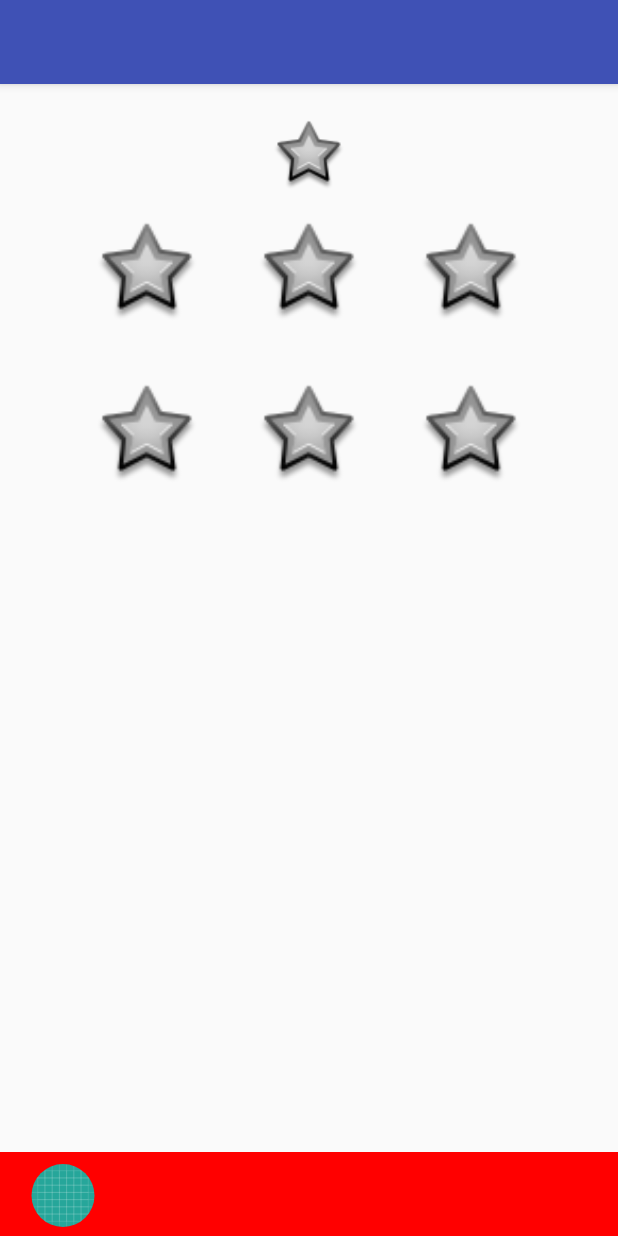
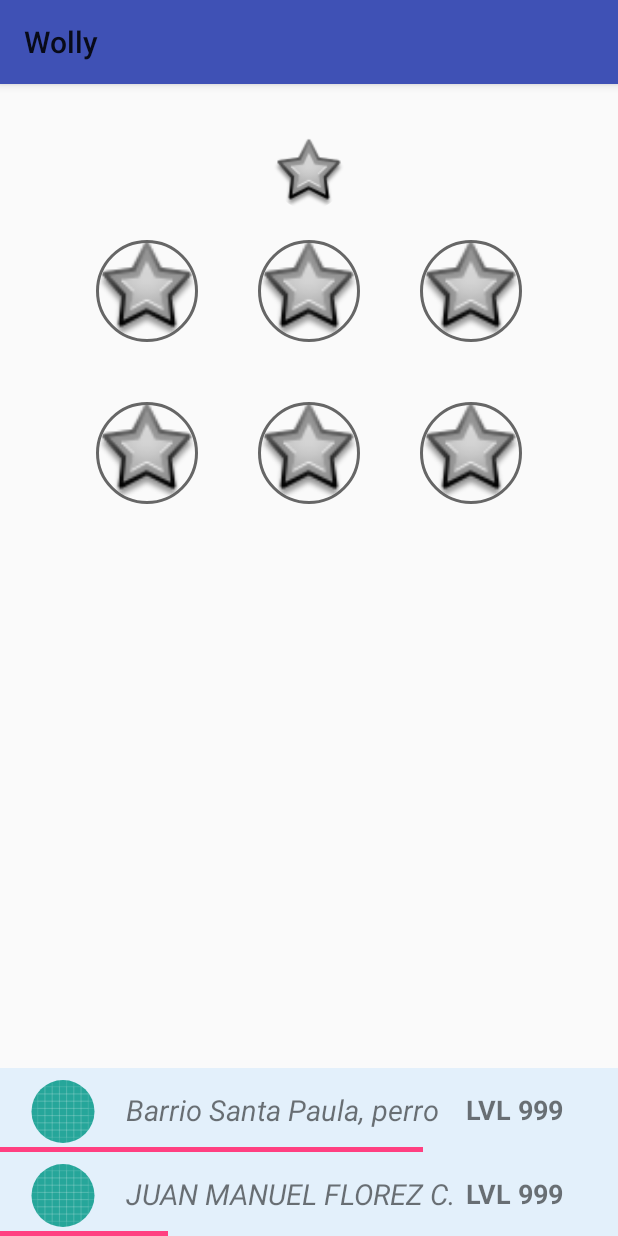
Before and after one commit to coldblade2000/WollyApp, an Android app: the PickRecyclable screen opened directly, with no data from a screen before it, on a phone screen of 412 x 824 dp. Run offline under Robolectric (Android 15) with nearby library versions, the phone set to English and light mode, and no system bars; our stand-ins replace CircleImageView; pictures from the network do not load.

Commit message:
Añadi clases genericas de Barrio y Profile.

```diff
--- a/app/src/main/AndroidManifest.xml
+++ b/app/src/main/AndroidManifest.xml
@@ -8,7 +8,7 @@
         android:label="@string/app_name"
         android:roundIcon="@mipmap/ic_launcher_round"
         android:supportsRtl="true"
-        android:theme="@style/Theme.AppCompat.Light.NoActionBar">
+        android:theme="@style/WolleyTheme">
         <activity android:name=".LoginActivity"></activity>
         <activity android:name=".PickRecyclable" />
     </application>
--- /dev/null
+++ b/app/src/main/java/com/snk/wolly/wolly/Barrio.java
@@ -0,0 +1,4 @@
+package com.snk.wolly.wolly;
+
+public class Barrio {
+}
--- a/app/src/main/java/com/snk/wolly/wolly/PickRecyclable.java
+++ b/app/src/main/java/com/snk/wolly/wolly/PickRecyclable.java
@@ -2,17 +2,56 @@ package com.snk.wolly.wolly;
 
 import android.support.v7.app.AppCompatActivity;
 import android.os.Bundle;
+import android.support.v7.widget.Toolbar;
+import android.util.DisplayMetrics;
+import android.view.View;
+import android.view.ViewGroup;
+import android.widget.FrameLayout;
+import android.widget.ImageView;
+import android.widget.RelativeLayout;
 
 import com.google.android.gms.auth.api.signin.GoogleSignInAccount;
 
+import de.hdodenhof.circleimageview.CircleImageView;
+
 public class PickRecyclable extends AppCompatActivity {
     public static final String GOOGLE_ACCOUNT = "google_account";
-
+    Toolbar toolbar;
+    CircleImageView ivRecycleLogo,ivBottle, ivPaper, ivCap,ivTetrapak, ivGlassBottle, ivBaterias, ivBarrioMain, ivProfileMain;
+    FrameLayout flBarrioProgressMain, flProfileProgressMain;
+    RelativeLayout rvProfileMain, rvBarrioMain;
 
     @Override
     protected void onCreate(Bundle savedInstanceState) {
         super.onCreate(savedInstanceState);
         setContentView(R.layout.activity_pick_recyclable);
+        toolbar = (Toolbar) findViewById(R.id.my_toolbar);
+        setSupportActionBar(toolbar);
+
+        ivRecycleLogo = (CircleImageView) findViewById(R.id.ivRecycleLogo);
+        ivBottle= (CircleImageView) findViewById(R.id.ivBottle);
+        ivPaper = (CircleImageView) findViewById(R.id.ivPaper);
+        ivCap = (CircleImageView) findViewById(R.id.ivCap);
+        ivTetrapak = (CircleImageView) findViewById(R.id.ivTetrapak);
+        ivGlassBottle = (CircleImageView) findViewById(R.id.ivGlassBottle);
+        ivBaterias = (CircleImageView) findViewById(R.id.ivBaterias);
+        ivBarrioMain = (CircleImageView) findViewById(R.id.ivBarrioMain);
+        ivProfileMain = (CircleImageView) findViewById(R.id.ivProfileMain);
+
+        flBarrioProgressMain = findViewById(R.id.flBarrioProgressMain);
+        flProfileProgressMain = findViewById(R.id.flProfileProgressMain);
+
+        rvBarrioMain = findViewById(R.id.rvBarrioMain);
+        rvProfileMain = findViewById(R.id.rvProfileMain);
+
+        DisplayMetrics displayMetrics = getApplicationContext().getResources().getDisplayMetrics();
+        float dpWidth = displayMetrics.widthPixels;
+
+
+
+        setMargins(flBarrioProgressMain, 0,0,0,0);
+
+
     }
     private void setDataOnView() {
         GoogleSignInAccount googleSignInAccount = getIntent().getParcelableExtra(GOOGLE_ACCOUNT);
@@ -20,4 +59,12 @@ public class PickRecyclable extends AppCompatActivity {
         profileName.setText(googleSignInAccount.getDisplayName());
         profileEmail.setText(googleSignInAccount.getEmail());*/
     }
+    private void setMargins (View view, int left, int top, int right, int bottom) {
+        if (view.getLayoutParams() instanceof ViewGroup.MarginLayoutParams) {
+            ViewGroup.MarginLayoutParams p = (ViewGroup.MarginLayoutParams) view.getLayoutParams();
+
+            p.setMargins(left, top, right, bottom);
+            view.requestLayout();
+        }
+    }
 }
--- /dev/null
+++ b/app/src/main/java/com/snk/wolly/wolly/Profile.java
@@ -0,0 +1,5 @@
+package com.snk.wolly.wolly;
+
+public class Profile {
+
+}
--- a/app/src/main/res/layout/activity_pick_recyclable.xml
+++ b/app/src/main/res/layout/activity_pick_recyclable.xml
@@ -13,18 +13,18 @@
         android:layout_height="?attr/actionBarSize"
         android:background="?attr/colorPrimary"
         android:elevation="4dp"
-        android:theme="@style/AppTheme"
         app:layout_constraintTop_toTopOf="parent"
         app:popupTheme="@style/ThemeOverlay.AppCompat.Light"
         tools:layout_editor_absoluteX="0dp" />
 
-    <ImageView
+    <de.hdodenhof.circleimageview.CircleImageView
         android:id="@+id/ivRecycleLogo"
         android:layout_width="48dp"
         android:layout_height="48dp"
         android:layout_marginEnd="24dp"
         android:layout_marginStart="24dp"
-        android:layout_marginTop="24dp"
+        android:layout_marginTop="36dp"
+        android:visibility="visible"
         app:layout_constraintEnd_toEndOf="parent"
         app:layout_constraintStart_toStartOf="parent"
         app:layout_constraintTop_toBottomOf="@+id/my_toolbar"
@@ -44,20 +44,47 @@
             android:layout_height="match_parent"
             android:orientation="vertical">
 
-            <ImageView
+            <de.hdodenhof.circleimageview.CircleImageView
                 android:id="@+id/ivBottle"
                 android:layout_width="108dp"
                 android:layout_height="108dp"
                 android:padding="20dp"
-
+                app:civ_border_color="#666666"
+                app:civ_border_width="2dp"
                 android:src="@android:drawable/star_big_off" />
 
-            <ImageView
+            <de.hdodenhof.circleimageview.CircleImageView
                 android:id="@+id/ivPaper"
                 android:layout_width="108dp"
                 android:layout_height="108dp"
                 android:padding="20dp"
 
+                android:src="@android:drawable/star_big_off"
+                app:civ_border_color="#666666"
+                app:civ_border_width="2dp" />
+
+        </LinearLayout>
+
+        <LinearLayout
+            android:layout_width="wrap_content"
+            android:layout_height="match_parent"
+            android:orientation="vertical">
+
+            <de.hdodenhof.circleimageview.CircleImageView
+                android:id="@+id/ivCap"
+                android:layout_width="108dp"
+                android:layout_height="108dp"
+                android:padding="20dp"
+                app:civ_border_color="#666666"
+                app:civ_border_width="2dp"
+                android:src="@android:drawable/star_big_off" />
+            <de.hdodenhof.circleimageview.CircleImageView
+                android:id="@+id/ivTetrapak"
+                android:layout_width="108dp"
+                android:layout_height="108dp"
+                android:padding="20dp"
+                app:civ_border_color="#666666"
+                app:civ_border_width="2dp"
                 android:src="@android:drawable/star_big_off" />
 
         </LinearLayout>
@@ -67,41 +94,21 @@
             android:layout_height="match_parent"
             android:orientation="vertical">
 
-            <ImageView
-                android:id="@+id/ivCap"
-                android:layout_width="108dp"
-                android:layout_height="108dp"
-                android:padding="20dp"
-
-                android:src="@android:drawable/star_big_off" />
-            <ImageView
-                android:id="@+id/ivTetrapak"
-                android:layout_width="108dp"
-                android:layout_height="108dp"
-                android:padding="20dp"
-
-                android:src="@android:drawable/star_big_off" />
-
-        </LinearLayout>
-
-        <LinearLayout
-            android:layout_width="wrap_content"
-            android:layout_height="match_parent"
-            android:orientation="vertical">
-
-            <ImageView
+            <de.hdodenhof.circleimageview.CircleImageView
                 android:id="@+id/ivGlassBottle"
                 android:layout_width="108dp"
                 android:layout_height="108dp"
                 android:padding="20dp"
-
+                app:civ_border_color="#666666"
+                app:civ_border_width="2dp"
                 android:src="@android:drawable/star_big_off" />
-            <ImageView
+            <de.hdodenhof.circleimageview.CircleImageView
                 android:id="@+id/ivBaterias"
                 android:layout_width="108dp"
                 android:layout_height="108dp"
                 android:padding="20dp"
-
+                app:civ_border_color="#666666"
+                app:civ_border_width="2dp"
                 android:src="@android:drawable/star_big_off" />
 
         </LinearLayout>
@@ -110,12 +117,72 @@
     <RelativeLayout
         android:layout_width="match_parent"
         android:layout_height="56dp"
-        android:background="#FF0000"
+        android:background="#5EBBDEFB"
+        android:id="@+id/rvBarrioMain"
+        app:layout_constraintBottom_toTopOf="@+id/rvProfileMain">
+
+        <FrameLayout
+            android:layout_width="0dp"
+            android:layout_height="3dp"
+            android:id="@+id/flBarrioProgressMain"
+            android:layout_alignParentBottom="true"
+            android:layout_alignParentEnd="true"
+            android:layout_alignParentStart="true"
+            android:layout_marginEnd="130dp"
+            android:background="?attr/colorAccent"
+            android:orientation="vertical"
+            android:visibility="visible" />
+
+        <de.hdodenhof.circleimageview.CircleImageView
+            android:id="@+id/ivBarrioMain"
+            android:layout_width="52dp"
+            android:layout_height="52dp"
+
+            android:layout_marginBottom="6dp"
+            android:layout_marginStart="16dp"
+            android:paddingTop="8dp"
+            android:src="@drawable/ic_launcher_background" />
+
+        <TextView
+            android:id="@+id/tvBarrioNameMain"
+            android:layout_width="wrap_content"
+            android:layout_height="wrap_content"
+            android:layout_toEndOf="@+id/ivBarrioMain"
+            android:layout_centerVertical="true"
+            android:paddingLeft="16dp"
+            android:textSize="19sp"
+            android:ems="11"
+            android:textStyle="italic"
+            android:text="Barrio Santa Paula, perro" />
+
+        <TextView
+            android:id="@+id/textView3"
+            android:layout_width="wrap_content"
+            android:layout_height="wrap_content"
+            android:layout_alignParentRight="true"
+            android:layout_marginEnd="16dp"
+            android:textStyle="bold"
+
+            android:ems="4"
+            android:textSize="18sp"
+            android:layout_centerVertical="true"
+            android:text="LVL 999" />
+    </RelativeLayout>
+    <RelativeLayout
+        android:layout_width="match_parent"
+        android:layout_height="56dp"
+        android:background="#5EBBDEFB"
+        android:id="@+id/rvProfileMain"
         app:layout_constraintBottom_toBottomOf="parent">
 
-        <LinearLayout
+        <FrameLayout
             android:layout_width="0dp"
-            android:layout_height="20dp"
+            android:layout_height="3dp"
+            android:id="@+id/flProfileProgressMain"
+            android:layout_alignParentBottom="true"
+            android:layout_alignParentEnd="true"
+            android:layout_alignParentStart="true"
+            android:layout_marginEnd="300dp"
             android:background="?attr/colorAccent"
             android:orientation="vertical"
             android:visibility="visible" />
@@ -129,6 +196,31 @@
             android:layout_marginStart="16dp"
             android:paddingTop="8dp"
             android:src="@drawable/ic_launcher_background" />
+
+        <TextView
+            android:id="@+id/tvProfileNameMain"
+            android:layout_width="wrap_content"
+            android:layout_height="wrap_content"
+            android:layout_toEndOf="@+id/ivProfileMain"
+            android:layout_centerVertical="true"
+            android:paddingLeft="16dp"
+            android:textSize="19sp"
+            android:ems="11"
+            android:textStyle="italic"
+            android:text="JUAN MANUEL FLOREZ C." />
+
+        <TextView
+            android:id="@+id/tvProfileLevel"
+            android:layout_width="wrap_content"
+            android:layout_height="wrap_content"
+            android:layout_alignParentRight="true"
+            android:layout_marginEnd="16dp"
+            android:textStyle="bold"
+
+            android:ems="4"
+            android:textSize="18sp"
+            android:layout_centerVertical="true"
+            android:text="LVL 999" />
     </RelativeLayout>
 
 
--- a/app/src/main/res/values/styles.xml
+++ b/app/src/main/res/values/styles.xml
@@ -1,7 +1,7 @@
 <resources>
 
     <!-- Base application theme. -->
-    <style name="AppTheme" parent="Theme.AppCompat.Light.NoActionBar">
+    <style name="WolleyTheme" parent="Theme.AppCompat.Light.NoActionBar">
         <!-- Customize your theme here. -->
         <item name="colorPrimary">@color/colorPrimary</item>
         <item name="colorPrimaryDark">@color/colorPrimaryDark</item>
--- a/gradle.properties
+++ b/gradle.properties
@@ -7,6 +7,8 @@
 # Specifies the JVM arguments used for the daemon process.
 # The setting is particularly useful for tweaking memory settings.
 org.gradle.jvmargs=-Xmx1536m
+android.useAndroidX=false
+android.enableJetifier=false
 # When configured, Gradle will run in incubating parallel mode.
 # This option should only be used with decoupled projects. More details, visit
 # http://www.gradle.org/docs/current/userguide/multi_project_builds.html#sec:decoupled_projects
```
